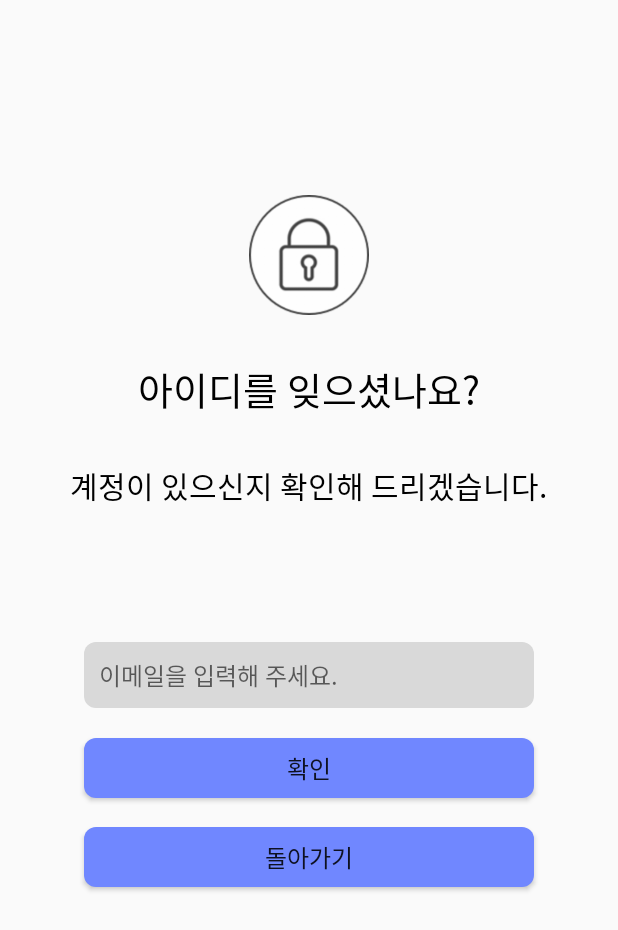
After one commit to 4nchor/2022-SW, an Android app: the FindEmailActivity screen opened directly, with no data from a screen before it, on a phone screen of 412 x 824 dp. The commit adds this screen. Shown: the top 930 px of the screen. Run offline under Robolectric (Android 15) with nearby library versions, the phone set to English and light mode, and no system bars; our stand-ins replace Firebase (no records; nobody signed in at launch, a user with empty details on screens opened directly), data binding.

Commit message:
findID done

```diff
--- /dev/null
+++ b/app/src/main/java/com/libienz/se_2022_closet/startApp_1/activity/FindEmailActivity.java
@@ -0,0 +1,96 @@
+package com.libienz.se_2022_closet.startApp_1.activity;
+
+import androidx.annotation.NonNull;
+import androidx.appcompat.app.AppCompatActivity;
+import androidx.databinding.DataBindingUtil;
+
+import android.content.Intent;
+import android.graphics.Color;
+import android.os.Bundle;
+import android.util.Log;
+import android.view.View;
+
+import com.google.firebase.auth.FirebaseAuth;
+import com.google.firebase.database.DataSnapshot;
+import com.google.firebase.database.DatabaseError;
+import com.google.firebase.database.DatabaseReference;
+import com.google.firebase.database.FirebaseDatabase;
+import com.google.firebase.database.ValueEventListener;
+import com.libienz.se_2022_closet.R;
+import com.libienz.se_2022_closet.databinding.ActivityFindEmailBinding;
+import com.libienz.se_2022_closet.databinding.ActivityJoinBinding;
+
+public class FindEmailActivity extends AppCompatActivity {
+
+    private ActivityFindEmailBinding binding;
+    private FirebaseAuth auth;
+    private FirebaseDatabase database = FirebaseDatabase.getInstance();
+    private DatabaseReference userRef = database.getReference("user");
+
+    public void emailDuplicateCheck() {
+
+        String inputEmail = binding.enterEmailToFindId.getText().toString();
+        if (inputEmail.equals("")) {
+            binding.notifyFindRes.setText("조회해볼 이메일 아이디를 입력해주세요!");
+            binding.notifyFindRes.setTextColor(Color.parseColor("#B30000ㅁㄴㅇ"));
+            return;
+        }
+        Log.d("toFind",inputEmail);
+        userRef.addListenerForSingleValueEvent(new ValueEventListener() {
+            @Override
+            public void onDataChange(@NonNull DataSnapshot snapshot) {
+
+                for (DataSnapshot userSnaposhot : snapshot.getChildren()) {
+
+                    String dbItrEmail = userSnaposhot.child("email").getValue().toString();
+
+                    Log.d("toFind",dbItrEmail);
+                    if(inputEmail.equals(dbItrEmail)) { //db에서 긁어온 메일과 입력 메일이 같을 때때
+                        binding.notifyFindRes.setText("회원가입되어 있는 아이디입니다!");
+                        binding.notifyFindRes.setTextColor(Color.parseColor("#008000"));
+                        return;
+                    }
+                }
+                binding.notifyFindRes.setText("회원가입되어 있지 않은 아이디입니다!");
+                binding.notifyFindRes.setTextColor(Color.parseColor("#B30000"));
+                return;
+            }
+
+            @Override
+            public void onCancelled(@NonNull DatabaseError databaseError) {
+                // 디비를 가져오던중 에러 발생 시
+                //Log.e("MainActivity", String.valueOf(databaseError.toException())); // 에러문 출력
+            }
+        });
+
+    }
+
+    @Override
+    protected void onCreate(Bundle savedInstanceState) {
+        super.onCreate(savedInstanceState);
+
+        binding = DataBindingUtil.setContentView(this, R.layout.activity_find_email);
+        auth = FirebaseAuth.getInstance();
+
+
+        binding.findIdBtn.setOnClickListener(new View.OnClickListener() {
+
+            @Override
+            public void onClick(View view) {
+
+                emailDuplicateCheck();
+            }
+        });
+
+        binding.cancelBtn.setOnClickListener(new View.OnClickListener() {
+            @Override
+            public void onClick(View view) {
+                Intent intent = new Intent(getApplicationContext(),LoginActiyity.class);
+                startActivity(intent);
+            }
+        });
+
+
+
+    }
+}
--- /dev/null
+++ b/app/src/main/res/layout/activity_find_email.xml
@@ -0,0 +1,99 @@
+<?xml version="1.0" encoding="utf-8"?>
+<layout>
+<androidx.constraintlayout.widget.ConstraintLayout xmlns:android="http://schemas.android.com/apk/res/android"
+    xmlns:app="http://schemas.android.com/apk/res-auto"
+    xmlns:tools="http://schemas.android.com/tools"
+    android:layout_width="match_parent"
+    android:layout_height="match_parent"
+    tools:context=".startApp_1.activity.FindEmailActivity">
+
+    <LinearLayout
+        android:layout_width="match_parent"
+        android:layout_height="match_parent"
+        android:orientation="vertical"
+        android:paddingTop="50dp"
+        android:layout_gravity="center">
+
+
+        <ImageView
+            android:layout_marginTop="80dp"
+            android:layout_width="80dp"
+            android:layout_height="80dp"
+            android:layout_gravity="center"
+            android:src="@drawable/security_button"/>
+
+        <TextView
+            android:layout_margin="30dp"
+            android:fontFamily="@font/bmjua_ttf"
+            android:layout_marginTop="10dp"
+            android:layout_width="wrap_content"
+            android:layout_height="wrap_content"
+            android:layout_gravity="center"
+            android:text="아이디를 잊으셨나요?"
+            android:textSize="25dp"
+            android:textColor="#000000"
+            android:layout_marginBottom="10dp"/>
+        <TextView
+            android:fontFamily="@font/bmjua_ttf"
+            android:layout_width="wrap_content"
+            android:layout_height="wrap_content"
+            android:layout_gravity="center"
+            android:text="계정이 있으신지 확인해 드리겠습니다."
+            android:textSize="20dp"
+            android:textColor="#000000"
+            android:layout_marginBottom="55dp"/>
+
+        <TextView
+            android:fontFamily="@font/bmjua_ttf"
+            android:id="@+id/notify_find_res"
+            android:layout_width="wrap_content"
+            android:layout_height="wrap_content"
+            android:layout_gravity="center"
+            android:text=""
+            android:textSize="17dp"
+            android:textColor="#000000"
+            android:layout_marginBottom="10dp"/>
+
+        <EditText
+            android:id="@+id/enter_email_to_find_id"
+            android:layout_width="300dp"
+            android:layout_height="wrap_content"
+            android:inputType="textEmailAddress"
+            android:hint="이메일을 입력해 주세요."
+            android:textSize="16dp"
+            android:background="@drawable/edit"
+            android:padding="10dp"
+            android:layout_gravity="center"
+            android:layout_marginBottom="20dp"/>
+
+
+        <Button
+            android:fontFamily="@font/bmjua_ttf"
+            android:id="@+id/find_id_btn"
+            android:layout_width="300dp"
+            android:layout_height="40dp"
+            android:layout_gravity="center"
+            android:background="@drawable/button"
+            android:layout_marginBottom="19dp"
+            android:text="확인"
+            android:textSize="16dp" />
+
+        <Button
+            android:fontFamily="@font/bmjua_ttf"
+            android:id="@+id/cancel_btn"
+            android:layout_width="300dp"
+            android:layout_height="40dp"
+            android:layout_gravity="center"
+            android:background="@drawable/button"
+            android:layout_marginBottom="40dp"
+            android:text="돌아가기"
+            android:textSize="16dp" />
+
+
+
+    </LinearLayout>
+
+
+
+</androidx.constraintlayout.widget.ConstraintLayout>
+</layout>
```
Also changed, not shown: app/src/main/AndroidManifest.xml (+8 -5 lines), app/src/main/java/com/libienz/se_2022_closet/startApp_1/activity/FindPwActivity.java (added, +24 -0 lines), app/src/main/java/com/libienz/se_2022_closet/startApp_1/activity/JoinActivity.java (+3 -5 lines), app/src/main/java/com/libienz/se_2022_closet/startApp_1/activity/LoginActiyity.java (+21 -0 lines), app/src/main/java/com/libienz/se_2022_closet/startApp_1/data/UserInfo.java (+10 -0 lines), app/src/main/res/layout/activity_find_pw.xml (added, +9 -0 lines), app/src/main/res/drawable-v24/security_button.png (added).
